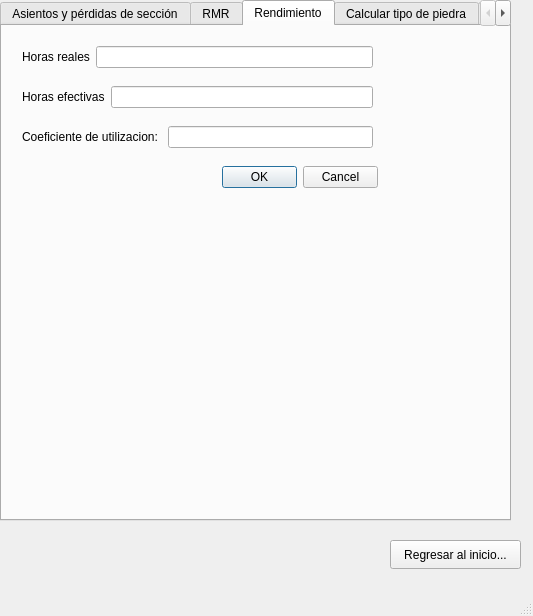
Before: the Qt Designer form maincalculoswindow.ui in lumartch/Proyecto_Tuneladora, drawn with Qt 5.
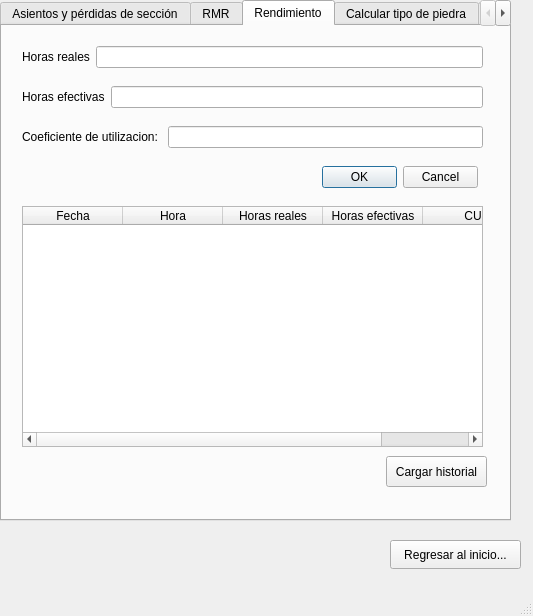
After: the same form once the commit is applied. The open tabs and pages were chosen to show the change.

```diff
--- a/maincalculoswindow.ui
+++ b/maincalculoswindow.ui
@@ -932,7 +932,7 @@
      <widget class="QDialogButtonBox" name="CuButtonBox">
       <property name="geometry">
        <rect>
-        <x>220</x>
+        <x>320</x>
         <y>140</y>
         <width>156</width>
         <height>23</height>
@@ -947,7 +947,7 @@
        <rect>
         <x>20</x>
         <y>20</y>
-        <width>351</width>
+        <width>461</width>
         <height>24</height>
        </rect>
       </property>
@@ -969,7 +969,7 @@
        <rect>
         <x>20</x>
         <y>60</y>
-        <width>351</width>
+        <width>461</width>
         <height>24</height>
        </rect>
       </property>
@@ -991,7 +991,7 @@
        <rect>
         <x>20</x>
         <y>100</y>
-        <width>351</width>
+        <width>461</width>
         <height>24</height>
        </rect>
       </property>
@@ -1008,6 +1008,54 @@
        </item>
       </layout>
      </widget>
+     <widget class="QTableWidget" name="historialTW">
+      <property name="geometry">
+       <rect>
+        <x>20</x>
+        <y>180</y>
+        <width>461</width>
+        <height>241</height>
+       </rect>
+      </property>
+      <column>
+       <property name="text">
+        <string>Fecha</string>
+       </property>
+      </column>
+      <column>
+       <property name="text">
+        <string>Hora</string>
+       </property>
+      </column>
+      <column>
+       <property name="text">
+        <string>Horas reales</string>
+       </property>
+      </column>
+      <column>
+       <property name="text">
+        <string>Horas efectivas</string>
+       </property>
+      </column>
+      <column>
+       <property name="text">
+        <string>CU</string>
+       </property>
+      </column>
+     </widget>
+     <widget class="QPushButton" name="historialPB">
+      <property name="geometry">
+       <rect>
+        <x>384</x>
+        <y>430</y>
+        <width>101</width>
+        <height>31</height>
+       </rect>
+      </property>
+      <property name="text">
+       <string>Cargar historial</string>
+      </property>
+     </widget>
     </widget>
     <widget class="QWidget" name="calculoPiedraTab">
      <attribute name="title">
```
Left out of the diff: 4 changed lines with no effect on the pictures.
